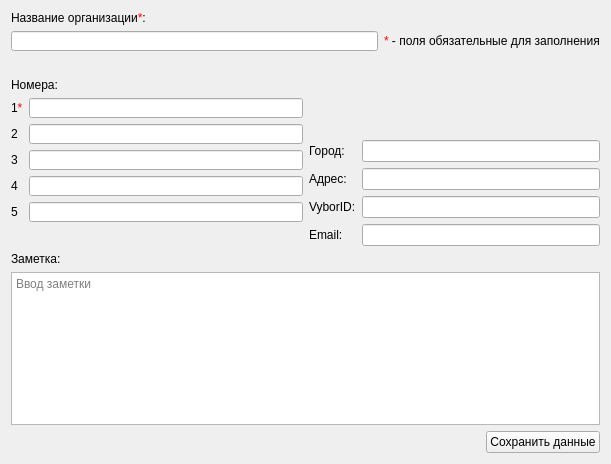
Above: src/AddOrgContactDialog.ui from okostynchuk/Outcall before the change. Below: the same form after it.
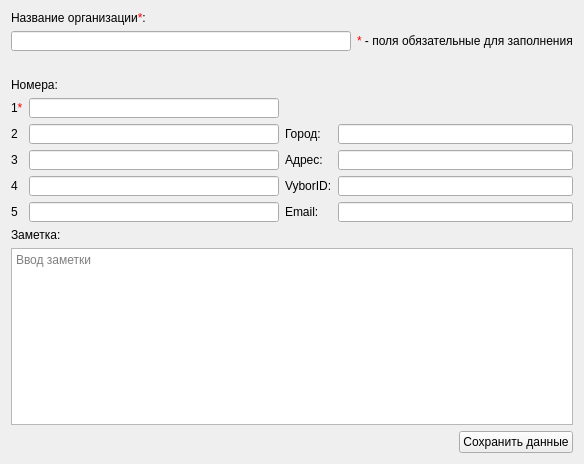
That is the form after the change. Icons and pictures are not drawn.

The edit to the form file:
```diff
--- a/src/AddOrgContactDialog.ui
+++ b/src/AddOrgContactDialog.ui
@@ -6,7 +6,7 @@
    <rect>
     <x>0</x>
     <y>0</y>
-    <width>611</width>
+    <width>584</width>
     <height>464</height>
    </rect>
   </property>
@@ -28,36 +28,41 @@
     <layout class="QHBoxLayout" name="horizontalLayout">
      <item>
       <layout class="QGridLayout" name="gridLayout_5">
-       <item row="5" column="1">
-        <spacer name="verticalSpacer_2">
-         <property name="orientation">
-          <enum>Qt::Vertical</enum>
-         </property>
-         <property name="sizeHint" stdset="0">
-          <size>
-           <width>20</width>
-           <height>40</height>
-          </size>
-         </property>
-        </spacer>
-       </item>
-       <item row="0" column="1">
-        <widget class="QLineEdit" name="firstNumber">
+       <item row="1" column="1">
+        <widget class="QLineEdit" name="secondNumber">
          <property name="minimumSize">
           <size>
            <width>0</width>
            <height>20</height>
           </size>
          </property>
+         <property name="maximumSize">
+          <size>
+           <width>16777215</width>
+           <height>20</height>
+          </size>
+         </property>
          <property name="focusPolicy">
           <enum>Qt::StrongFocus</enum>
          </property>
         </widget>
        </item>
-       <item row="0" column="0">
-        <widget class="QLabel" name="label_6">
-         <property name="text">
-          <string>1&lt;span style = &quot;color: red;&quot;&gt;*&lt;/span&gt;</string>
+       <item row="3" column="1">
+        <widget class="QLineEdit" name="fourthNumber">
+         <property name="minimumSize">
+          <size>
+           <width>0</width>
+           <height>20</height>
+          </size>
+         </property>
+         <property name="maximumSize">
+          <size>
+           <width>16777215</width>
+           <height>20</height>
+          </size>
+         </property>
+         <property name="focusPolicy">
+          <enum>Qt::StrongFocus</enum>
          </property>
         </widget>
        </item>
@@ -68,14 +73,27 @@
          </property>
         </widget>
        </item>
-       <item row="1" column="1">
-        <widget class="QLineEdit" name="secondNumber">
+       <item row="3" column="0">
+        <widget class="QLabel" name="label_18">
+         <property name="text">
+          <string>4</string>
+         </property>
+        </widget>
+       </item>
+       <item row="4" column="1">
+        <widget class="QLineEdit" name="fifthNumber">
          <property name="minimumSize">
           <size>
            <width>0</width>
            <height>20</height>
           </size>
          </property>
+         <property name="maximumSize">
+          <size>
+           <width>16777215</width>
+           <height>20</height>
+          </size>
+         </property>
          <property name="focusPolicy">
           <enum>Qt::StrongFocus</enum>
          </property>
@@ -88,32 +106,6 @@
          </property>
         </widget>
        </item>
-       <item row="2" column="1">
-        <widget class="QLineEdit" name="thirdNumber">
-         <property name="minimumSize">
-          <size>
-           <width>0</width>
-           <height>20</height>
-          </size>
-         </property>
-         <property name="focusPolicy">
-          <enum>Qt::StrongFocus</enum>
-         </property>
-        </widget>
-       </item>
-       <item row="3" column="1">
-        <widget class="QLineEdit" name="fourthNumber">
-         <property name="minimumSize">
-          <size>
-           <width>0</width>
-           <height>20</height>
-          </size>
-         </property>
-         <property name="focusPolicy">
-          <enum>Qt::StrongFocus</enum>
-         </property>
-        </widget>
-       </item>
        <item row="4" column="0">
         <widget class="QLabel" name="label_19">
          <property name="text">
@@ -121,31 +113,43 @@
          </property>
         </widget>
        </item>
-       <item row="6" column="1">
-        <spacer name="verticalSpacer">
-         <property name="orientation">
-          <enum>Qt::Vertical</enum>
-         </property>
-         <property name="sizeHint" stdset="0">
-          <size>
-           <width>253</width>
-           <height>13</height>
-          </size>
-         </property>
-        </spacer>
-       </item>
-       <item row="3" column="0">
-        <widget class="QLabel" name="label_18">
+       <item row="0" column="0">
+        <widget class="QLabel" name="label_6">
          <property name="text">
-          <string>4</string>
+          <string>1&lt;span style = &quot;color: red;&quot;&gt;*&lt;/span&gt;</string>
          </property>
         </widget>
        </item>
-       <item row="4" column="1">
-        <widget class="QLineEdit" name="fifthNumber">
+       <item row="2" column="1">
+        <widget class="QLineEdit" name="thirdNumber">
          <property name="minimumSize">
           <size>
            <width>0</width>
+           <height>20</height>
+          </size>
+         </property>
+         <property name="maximumSize">
+          <size>
+           <width>16777215</width>
+           <height>20</height>
+          </size>
+         </property>
+         <property name="focusPolicy">
+          <enum>Qt::StrongFocus</enum>
+         </property>
+        </widget>
+       </item>
+       <item row="0" column="1">
+        <widget class="QLineEdit" name="firstNumber">
+         <property name="minimumSize">
+          <size>
+           <width>0</width>
+           <height>20</height>
+          </size>
+         </property>
+         <property name="maximumSize">
+          <size>
+           <width>16777215</width>
            <height>20</height>
           </size>
          </property>
@@ -173,6 +177,12 @@
            <height>20</height>
           </size>
          </property>
+         <property name="maximumSize">
+          <size>
+           <width>16777215</width>
+           <height>20</height>
+          </size>
+         </property>
          <property name="focusPolicy">
           <enum>Qt::StrongFocus</enum>
          </property>
@@ -189,7 +199,13 @@
         <widget class="QLineEdit" name="address">
          <property name="minimumSize">
           <size>
-           <width>0</width>
+           <width>235</width>
+           <height>20</height>
+          </size>
+         </property>
+         <property name="maximumSize">
+          <size>
+           <width>16777215</width>
            <height>20</height>
           </size>
          </property>
@@ -213,6 +229,12 @@
            <height>20</height>
           </size>
          </property>
+         <property name="maximumSize">
+          <size>
+           <width>16777215</width>
+           <height>20</height>
+          </size>
+         </property>
          <property name="focusPolicy">
           <enum>Qt::StrongFocus</enum>
          </property>
@@ -229,7 +251,13 @@
         <widget class="QLineEdit" name="city">
          <property name="minimumSize">
           <size>
-           <width>0</width>
+           <width>235</width>
+           <height>20</height>
+          </size>
+         </property>
+         <property name="maximumSize">
+          <size>
+           <width>16777215</width>
            <height>20</height>
           </size>
          </property>
@@ -240,6 +268,18 @@
        </item>
        <item row="0" column="0" colspan="2">
         <widget class="QLabel" name="label_14">
+         <property name="minimumSize">
+          <size>
+           <width>0</width>
+           <height>20</height>
+          </size>
+         </property>
+         <property name="maximumSize">
+          <size>
+           <width>16777215</width>
+           <height>20</height>
+          </size>
+         </property>
          <property name="text">
           <string/>
          </property>
@@ -328,6 +368,12 @@
            <height>20</height>
           </size>
          </property>
+         <property name="maximumSize">
+          <size>
+           <width>16777215</width>
+           <height>20</height>
+          </size>
+         </property>
          <property name="focusPolicy">
           <enum>Qt::StrongFocus</enum>
          </property>
```
